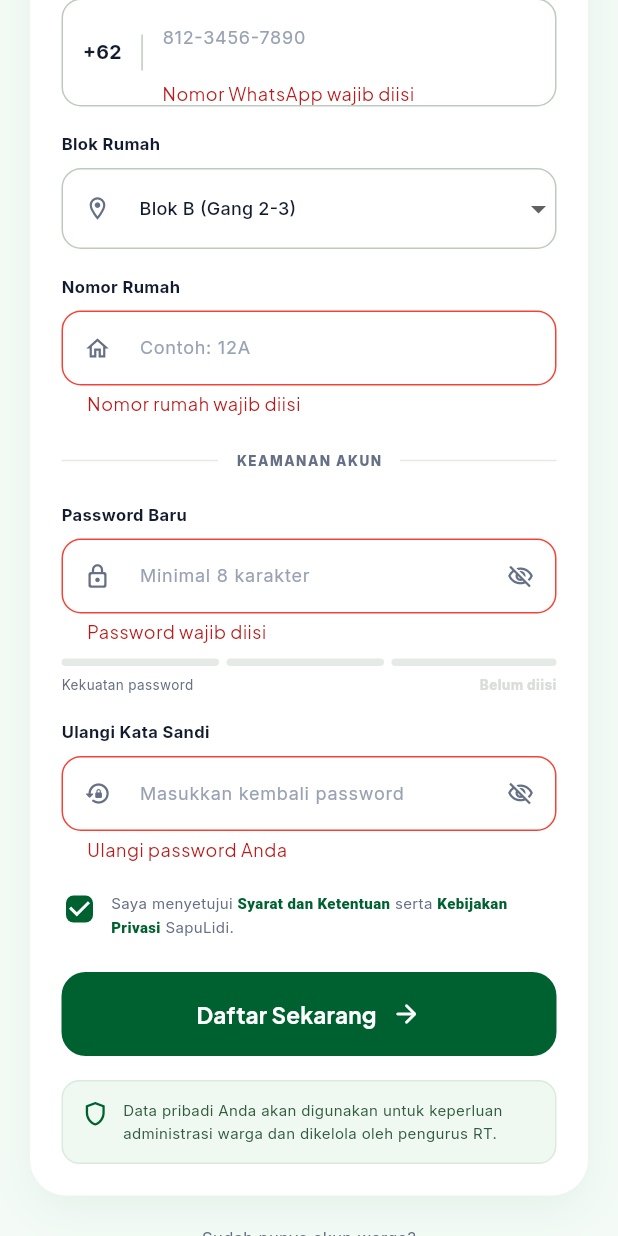
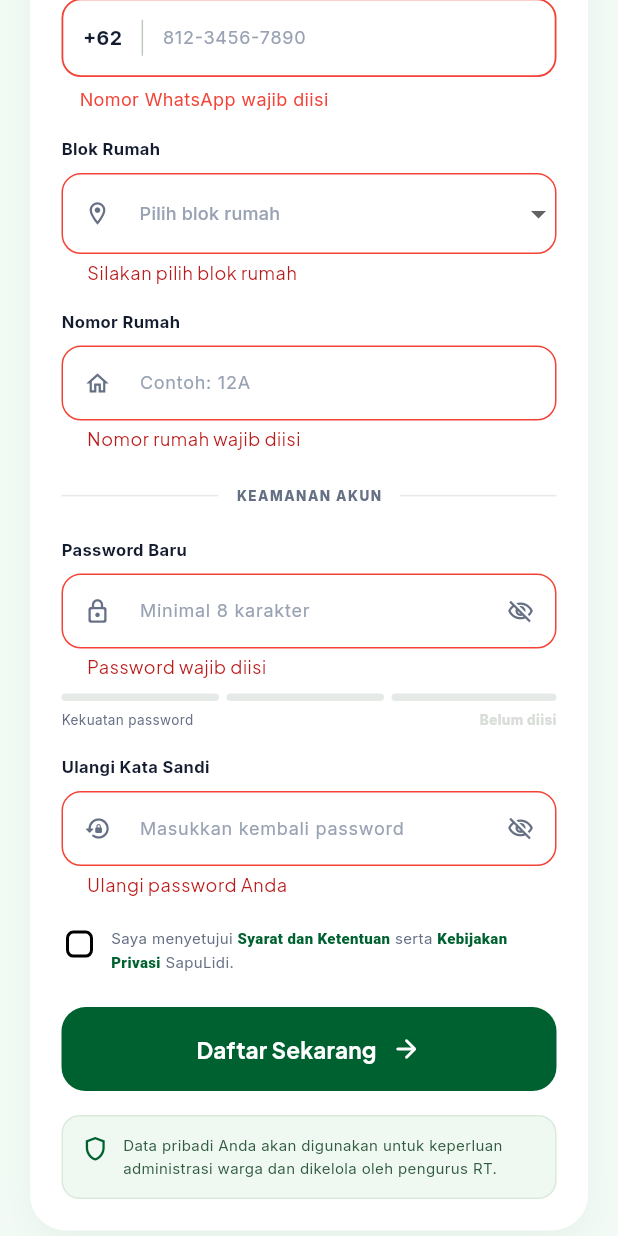
Before and after one commit to 24051214216-jpg/sapu-lidi, a Flutter app: the RegisterPage screen opened directly, scrolled down 491 dp, after a tap on "Daftar Sekarang", on a phone screen of 412 x 824 dp. Run offline on Flutter 3.47's test engine with Material 3 defaults, Android fonts, the phone set to English and light mode, and no system bars; our stand-ins replace dio, flutter_secure_storage, google_fonts; accounts and stored records are empty.

Commit message:
feat(auth): integrate resident registration with active account

```diff
--- a/frontend/lib/features/auth/presentation/pages/register_page.dart
+++ b/frontend/lib/features/auth/presentation/pages/register_page.dart
@@ -1,7 +1,11 @@
+import 'package:dio/dio.dart';
 import 'package:flutter/material.dart';
 import 'package:google_fonts/google_fonts.dart';
 
+import '../../../../core/network/dio_client.dart';
+import '../../../../core/storage/secure_storage.dart';
 import '../../../../core/widgets/app_primary_button.dart';
+import '../../data/datasources/auth_remote_datasource.dart';
 
 class RegisterPage extends StatefulWidget {
   const RegisterPage({super.key});
@@ -25,11 +29,15 @@ class _RegisterPageState extends State<RegisterPage> {
   final _passwordController = TextEditingController();
   final _confirmPasswordController = TextEditingController();
 
-  String _selectedBlock = 'B';
+  late final Dio _dio;
+  late final AuthRemoteDataSource _authRemoteDataSource;
+  final SecureStorage _secureStorage = SecureStorage();
+
+  String? _selectedBlock;
 
   bool _obscurePassword = true;
   bool _obscureConfirmPassword = true;
-  bool _agreementAccepted = true;
+  bool _agreementAccepted = false;
   bool _isLoading = false;
 
   static const Map<String, String> _blocks = {
@@ -42,6 +50,8 @@ class _RegisterPageState extends State<RegisterPage> {
   @override
   void initState() {
     super.initState();
+    _dio = DioClient.create();
+    _authRemoteDataSource = AuthRemoteDataSource(_dio);
     _passwordController.addListener(_refreshPasswordStrength);
   }
 
@@ -57,11 +67,18 @@ class _RegisterPageState extends State<RegisterPage> {
   }
 
   void _refreshPasswordStrength() {
-    if (mounted) setState(() {});
+    if (!mounted) return;
+
+    setState(() {});
+
+    if (_confirmPasswordController.text.isNotEmpty) {
+      _formKey.currentState?.validate();
+    }
   }
 
   int get _passwordStrength {
     final password = _passwordController.text;
+
     if (password.isEmpty) return 0;
 
     var score = 0;
@@ -74,6 +91,7 @@ class _RegisterPageState extends State<RegisterPage> {
 
     if (score <= 2) return 1;
     if (score <= 3) return 2;
+
     return 3;
   }
 
@@ -104,34 +122,58 @@ class _RegisterPageState extends State<RegisterPage> {
   }
 
   String? _validateName(String? value) {
-    if (value == null || value.trim().isEmpty) {
+    final name = value?.trim() ?? '';
+
+    if (name.isEmpty) {
       return 'Nama lengkap wajib diisi';
     }
 
-    if (value.trim().length < 3) {
+    if (name.length < 3) {
       return 'Nama minimal 3 karakter';
+    }
+
+    if (RegExp(r'[0-9]').hasMatch(name)) {
+      return 'Nama tidak boleh mengandung angka';
     }
 
     return null;
   }
 
   String? _validatePhone(String? value) {
-    final phone = value?.replaceAll(RegExp(r'\D'), '') ?? '';
+    final phone = (value ?? '').replaceAll(RegExp(r'\D'), '');
 
     if (phone.isEmpty) {
       return 'Nomor WhatsApp wajib diisi';
     }
 
+    if (phone.startsWith('0')) {
+      return 'Hilangkan angka 0 setelah kode +62';
+    }
+
     if (phone.length < 9 || phone.length > 13) {
-      return 'Masukkan nomor HP yang valid';
+      return 'Nomor HP harus terdiri dari 9-13 digit';
+    }
+
+    return null;
+  }
+
+  String? _validateBlock(String? value) {
+    if (value == null || value.isEmpty) {
+      return 'Silakan pilih blok rumah';
     }
 
     return null;
   }
 
   String? _validateHouseNumber(String? value) {
-    if (value == null || value.trim().isEmpty) {
+    final houseNumber = value?.trim() ?? '';
+
+    if (houseNumber.isEmpty) {
       return 'Nomor rumah wajib diisi';
+    }
+
+    if (houseNumber.length > 15) {
+      return 'Nomor rumah maksimal 15 karakter';
     }
 
     return null;
@@ -161,33 +203,79 @@ class _RegisterPageState extends State<RegisterPage> {
     return null;
   }
 
+  String _normalizePhoneNumber(String value) {
+    var digits = value.replaceAll(RegExp(r'\D'), '');
+
+    if (digits.startsWith('0')) {
+      digits = digits.substring(1);
+    }
+
+    if (digits.startsWith('62')) {
+      digits = digits.substring(2);
+    }
+
+    return '+62$digits';
+  }
+
+  void _showMessage(String message) {
+    if (!mounted) return;
+
+    ScaffoldMessenger.of(context)
+      ..hideCurrentSnackBar()
+      ..showSnackBar(
+        SnackBar(
+          content: Text(message),
+          behavior: SnackBarBehavior.floating,
+        ),
+      );
+  }
+
   Future<void> _handleRegister() async {
     FocusScope.of(context).unfocus();
 
-    if (!_formKey.currentState!.validate()) return;
+    final isValid = _formKey.currentState?.validate() ?? false;
+
+    if (!isValid) return;
 
     if (!_agreementAccepted) {
-      ScaffoldMessenger.of(context).showSnackBar(
-        const SnackBar(
-          content: Text(
-            'Anda harus menyetujui syarat dan ketentuan.',
-          ),
-        ),
-      );
+      _showMessage('Anda harus menyetujui syarat dan ketentuan.');
       return;
     }
 
     setState(() => _isLoading = true);
 
-    // TODO: Hubungkan dengan API registrasi warga.
-    await Future.delayed(const Duration(milliseconds: 900));
+    try {
+      final session = await _authRemoteDataSource.register(
+        nama: _nameController.text.trim(),
+        noHp: _normalizePhoneNumber(_phoneController.text),
+        blokRumah: _selectedBlock!,
+        noRumah: _houseNumberController.text.trim(),
+        password: _passwordController.text,
+      );
+
+      final role = session.user['role']?.toString().toUpperCase();
+      final status = session.user['status']?.toString().toUpperCase();
+
+      if (role != 'WARGA' || status != 'AKTIF') {
+        throw Exception(
+          'Pendaftaran tersimpan, tetapi server tidak mengembalikan '
+          'status akun AKTIF. Silakan hubungi administrator.',
+        );
+      }
+
+      if (session.accessToken.isEmpty) {
+        throw Exception(
+          'Pendaftaran berhasil, tetapi access token tidak diterima.',
+        );
+      }
+
+      await _secureStorage.saveAccessToken(session.accessToken);
 
       if (!mounted) return;
 
-    setState(() => _isLoading = false);
-
-    showDialog<void>(
+      await showDialog<void>(
         context: context,
+        barrierDismissible: false,
         builder: (dialogContext) {
           return AlertDialog(
             shape: RoundedRectangleBorder(
@@ -204,7 +292,7 @@ class _RegisterPageState extends State<RegisterPage> {
                     shape: BoxShape.circle,
                   ),
                   child: const Icon(
-                  Icons.check_circle_rounded,
+                    Icons.verified_rounded,
                     color: _green,
                     size: 38,
                   ),
@@ -221,7 +309,9 @@ class _RegisterPageState extends State<RegisterPage> {
                 ),
                 const SizedBox(height: 8),
                 Text(
-                'Formulir pendaftaran berhasil divalidasi. Proses penyimpanan akun ke server belum dihubungkan.',
+                  'Akun warga Anda berhasil dibuat dan sudah AKTIF. '
+                  'Sesi autentikasi juga telah disimpan dengan aman. '
+                  'Anda tidak perlu menunggu persetujuan RT.',
                   textAlign: TextAlign.center,
                   style: GoogleFonts.inter(
                     fontSize: 12,
@@ -246,7 +336,7 @@ class _RegisterPageState extends State<RegisterPage> {
                       ),
                     ),
                     child: Text(
-                    'Kembali ke Login',
+                      'Selesai',
                       style: GoogleFonts.inter(
                         fontWeight: FontWeight.w700,
                       ),
@@ -258,6 +348,24 @@ class _RegisterPageState extends State<RegisterPage> {
           );
         },
       );
+    } on DioException catch (error) {
+      final responseData = error.response?.data;
+      final message = responseData is Map
+          ? responseData['message']?.toString()
+          : null;
+
+      _showMessage(
+        message ?? 'Tidak dapat terhubung ke server. Periksa koneksi API.',
+      );
+    } catch (error) {
+      _showMessage(
+        error.toString().replaceFirst('Exception: ', ''),
+      );
+    } finally {
+      if (mounted) {
+        setState(() => _isLoading = false);
+      }
+    }
   }
 
   @override
@@ -332,7 +440,7 @@ class _RegisterPageState extends State<RegisterPage> {
               ),
               const SizedBox(width: 5),
               Text(
-                'Valid KTP',
+                'Data Warga',
                 style: GoogleFonts.inter(
                   fontSize: 9,
                   fontWeight: FontWeight.w800,
@@ -420,7 +528,8 @@ class _RegisterPageState extends State<RegisterPage> {
           ),
           const SizedBox(height: 8),
           Text(
-            'Lengkapi data diri Anda untuk menikmati layanan warga yang lebih mudah, cepat, dan transparan.',
+            'Lengkapi data diri Anda untuk menikmati layanan '
+            'warga yang lebih mudah, cepat, dan transparan.',
             style: GoogleFonts.inter(
               fontSize: 11,
               height: 1.6,
@@ -469,7 +578,7 @@ class _RegisterPageState extends State<RegisterPage> {
               ),
             ),
             const SizedBox(height: 22),
-            _fieldLabel('Nama Lengkap (Sesuai KTP)'),
+            _fieldLabel('Nama Lengkap'),
             const SizedBox(height: 8),
             _buildTextField(
               controller: _nameController,
@@ -477,6 +586,7 @@ class _RegisterPageState extends State<RegisterPage> {
               icon: Icons.person_outline_rounded,
               validator: _validateName,
               keyboardType: TextInputType.name,
+              textCapitalization: TextCapitalization.words,
             ),
             const SizedBox(height: 17),
             _fieldLabel('Nomor WhatsApp Aktif'),
@@ -514,7 +624,7 @@ class _RegisterPageState extends State<RegisterPage> {
               label: 'Daftar Sekarang',
               icon: Icons.arrow_forward_rounded,
               isLoading: _isLoading,
-              onPressed: _handleRegister,
+              onPressed: _isLoading ? null : _handleRegister,
             ),
             const SizedBox(height: 16),
             _buildTrustNote(),
@@ -541,11 +651,13 @@ class _RegisterPageState extends State<RegisterPage> {
     required IconData icon,
     String? Function(String?)? validator,
     TextInputType? keyboardType,
+    TextCapitalization textCapitalization = TextCapitalization.none,
   }) {
     return TextFormField(
       controller: controller,
       validator: validator,
       keyboardType: keyboardType,
+      textCapitalization: textCapitalization,
       style: GoogleFonts.inter(
         fontSize: 13,
         color: _text,
@@ -557,16 +669,32 @@ class _RegisterPageState extends State<RegisterPage> {
     );
   }
 
+  // Nomor WhatsApp: pesan validasi diletakkan di luar border input.
   Widget _buildPhoneField() {
-    return Container(
+    return FormField<String>(
+      initialValue: _phoneController.text,
+      validator: _validatePhone,
+      builder: (fieldState) {
+        final hasError = fieldState.hasError;
+
+        return Column(
+          crossAxisAlignment: CrossAxisAlignment.start,
+          children: [
+            Container(
               decoration: BoxDecoration(
-        border: Border.all(color: _outline),
+                color: Colors.white,
+                border: Border.all(
+                  color: hasError ? Colors.red : _outline,
+                  width: hasError ? 1.2 : 1,
+                ),
                 borderRadius: BorderRadius.circular(13),
               ),
               child: Row(
                 children: [
                   Padding(
-            padding: const EdgeInsets.symmetric(horizontal: 13),
+                    padding: const EdgeInsets.symmetric(
+                      horizontal: 13,
+                    ),
                     child: Text(
                       '+62',
                       style: GoogleFonts.inter(
@@ -582,14 +710,19 @@ class _RegisterPageState extends State<RegisterPage> {
                     color: _outline,
                   ),
                   Expanded(
-            child: TextFormField(
+                    child: TextField(
                       controller: _phoneController,
                       keyboardType: TextInputType.phone,
-              validator: _validatePhone,
                       style: GoogleFonts.inter(
                         fontSize: 13,
                         color: _text,
                       ),
+                      onChanged: (value) {
+                        fieldState.didChange(value);
+                        if (fieldState.hasError) {
+                          fieldState.validate();
+                        }
+                      },
                       decoration: InputDecoration(
                         hintText: '812-3456-7890',
                         hintStyle: GoogleFonts.inter(
@@ -606,6 +739,23 @@ class _RegisterPageState extends State<RegisterPage> {
                   ),
                 ],
               ),
+            ),
+            if (hasError) ...[
+              const SizedBox(height: 6),
+              Padding(
+                padding: const EdgeInsets.only(left: 12),
+                child: Text(
+                  fieldState.errorText!,
+                  style: GoogleFonts.inter(
+                    fontSize: 12,
+                    color: Colors.red,
+                  ),
+                ),
+              ),
+            ],
+          ],
+        );
+      },
     );
   }
 
@@ -613,6 +763,14 @@ class _RegisterPageState extends State<RegisterPage> {
     return DropdownButtonFormField<String>(
       initialValue: _selectedBlock,
       isExpanded: true,
+      validator: _validateBlock,
+      hint: Text(
+        'Pilih blok rumah',
+        style: GoogleFonts.inter(
+          fontSize: 12,
+          color: const Color(0xFF98A2B3),
+        ),
+      ),
       decoration: _inputDecoration(
         hint: 'Pilih blok rumah',
         icon: Icons.location_on_outlined,
@@ -630,9 +788,7 @@ class _RegisterPageState extends State<RegisterPage> {
         );
       }).toList(),
       onChanged: (value) {
-        if (value != null) {
         setState(() => _selectedBlock = value);
-        }
       },
     );
   }
@@ -899,7 +1055,8 @@ class _RegisterPageState extends State<RegisterPage> {
           const SizedBox(width: 9),
           Expanded(
             child: Text(
-              'Data pribadi Anda akan digunakan untuk keperluan administrasi warga dan dikelola oleh pengurus RT.',
+              'Data pribadi Anda akan digunakan untuk keperluan '
+              'administrasi warga dan dikelola oleh pengurus RT.',
               style: GoogleFonts.inter(
                 fontSize: 10,
                 height: 1.5,
```
Also changed, not shown: frontend/lib/features/auth/data/datasources/auth_remote_datasource.dart (+38 -0 lines), 1 other file. Lines whose indentation alone changed are shown as unchanged.
